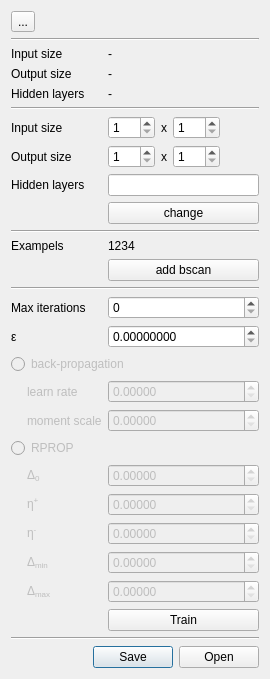
Above: ui/marker_segmentation_nn.ui from neurodial/OCT-Marker before the change. Below: the same form after it.
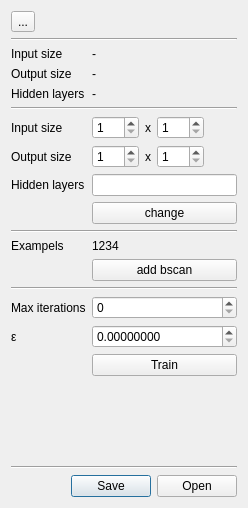
That is the form after the change. Icons and pictures are not drawn.

```diff
--- a/ui/marker_segmentation_nn.ui
+++ b/ui/marker_segmentation_nn.ui
@@ -6,79 +6,14 @@
    <rect>
     <x>0</x>
     <y>0</y>
-    <width>270</width>
-    <height>659</height>
+    <width>248</width>
+    <height>508</height>
    </rect>
   </property>
   <property name="windowTitle">
    <string>Form</string>
   </property>
   <layout class="QGridLayout" name="gridLayout_9">
-   <item row="26" column="1">
-    <widget class="QLabel" name="label_19">
-     <property name="enabled">
-      <bool>false</bool>
-     </property>
-     <property name="text">
-      <string>η&lt;sup&gt;+&lt;/sup&gt;</string>
-     </property>
-    </widget>
-   </item>
-   <item row="25" column="2">
-    <widget class="QDoubleSpinBox" name="sbDelta0">
-     <property name="enabled">
-      <bool>false</bool>
-     </property>
-     <property name="decimals">
-      <number>5</number>
-     </property>
-    </widget>
-   </item>
-   <item row="27" column="1">
-    <widget class="QLabel" name="label_20">
-     <property name="enabled">
-      <bool>false</bool>
-     </property>
-     <property name="text">
-      <string>η&lt;sup&gt;-&lt;/sup&gt;</string>
-     </property>
-    </widget>
-   </item>
-   <item row="30" column="0">
-    <widget class="QLabel" name="label_23">
-     <property name="sizePolicy">
-      <sizepolicy hsizetype="Fixed" vsizetype="Preferred">
-       <horstretch>0</horstretch>
-       <verstretch>0</verstretch>
-      </sizepolicy>
-     </property>
-     <property name="minimumSize">
-      <size>
-       <width>10</width>
-       <height>10</height>
-      </size>
-     </property>
-     <property name="baseSize">
-      <size>
-       <width>10</width>
-       <height>10</height>
-      </size>
-     </property>
-     <property name="text">
-      <string/>
-     </property>
-    </widget>
-   </item>
-   <item row="8" column="0" colspan="2">
-    <widget class="QLabel" name="label_25">
-     <property name="enabled">
-      <bool>true</bool>
-     </property>
-     <property name="text">
-      <string>Output size</string>
-     </property>
-    </widget>
-   </item>
    <item row="10" column="2">
     <widget class="QPushButton" name="pbSetNNConfig">
      <property name="enabled">
@@ -89,10 +24,27 @@
      </property>
     </widget>
    </item>
-   <item row="11" column="0" colspan="3">
-    <widget class="Line" name="line_8">
-     <property name="orientation">
-      <enum>Qt::Horizontal</enum>
+   <item row="3" column="2">
+    <widget class="QLabel" name="labelActInputSize">
+     <property name="text">
+      <string>-</string>
+     </property>
+    </widget>
+   </item>
+   <item row="7" column="0" colspan="2">
+    <widget class="QLabel" name="label_24">
+     <property name="enabled">
+      <bool>true</bool>
+     </property>
+     <property name="text">
+      <string>Input size</string>
+     </property>
+    </widget>
+   </item>
+   <item row="21" column="2">
+    <widget class="QPushButton" name="pushButtonTrain">
+     <property name="text">
+      <string>Train</string>
      </property>
     </widget>
    </item>
@@ -127,77 +79,52 @@
      </property>
     </widget>
    </item>
-   <item row="3" column="2">
-    <widget class="QLabel" name="labelActInputSize">
+   <item row="11" column="0" colspan="3">
+    <widget class="Line" name="line_8">
+     <property name="orientation">
+      <enum>Qt::Horizontal</enum>
+     </property>
+    </widget>
+   </item>
+   <item row="21" column="0">
+    <widget class="QLabel" name="label_23">
+     <property name="sizePolicy">
+      <sizepolicy hsizetype="Fixed" vsizetype="Preferred">
+       <horstretch>0</horstretch>
+       <verstretch>0</verstretch>
+      </sizepolicy>
+     </property>
+     <property name="minimumSize">
+      <size>
+       <width>10</width>
+       <height>10</height>
+      </size>
+     </property>
+     <property name="baseSize">
+      <size>
+       <width>10</width>
+       <height>10</height>
+      </size>
+     </property>
      <property name="text">
-      <string>-</string>
+      <string/>
      </property>
     </widget>
    </item>
-   <item row="7" column="0" colspan="2">
-    <widget class="QLabel" name="label_24">
+   <item row="8" column="0" colspan="2">
+    <widget class="QLabel" name="label_25">
      <property name="enabled">
       <bool>true</bool>
      </property>
      <property name="text">
-      <string>Input size</string>
+      <string>Output size</string>
      </property>
     </widget>
    </item>
-   <item row="21" column="0" colspan="3">
-    <widget class="QRadioButton" name="rbBackPropagation">
-     <property name="enabled">
-      <bool>false</bool>
-     </property>
-     <property name="text">
-      <string>back-propagation</string>
-     </property>
-    </widget>
-   </item>
-   <item row="30" column="2">
-    <widget class="QPushButton" name="pushButtonTrain">
-     <property name="text">
-      <string>Train</string>
-     </property>
-    </widget>
-   </item>
-   <item row="23" column="2">
-    <widget class="QDoubleSpinBox" name="sbMomentScale">
-     <property name="enabled">
-      <bool>false</bool>
-     </property>
-     <property name="decimals">
-      <number>5</number>
-     </property>
-    </widget>
-   </item>
-   <item row="24" column="0" colspan="3">
-    <widget class="QRadioButton" name="rbRPROP">
-     <property name="enabled">
-      <bool>false</bool>
-     </property>
-     <property name="text">
-      <string>RPROP</string>
-     </property>
-    </widget>
-   </item>
-   <item row="29" column="1">
-    <widget class="QLabel" name="label_22">
-     <property name="enabled">
-      <bool>false</bool>
-     </property>
-     <property name="text">
-      <string>Δ&lt;sub&gt;max&lt;/sub&gt;</string>
-     </property>
-    </widget>
-   </item>
-   <item row="23" column="1">
-    <widget class="QLabel" name="label_17">
-     <property name="enabled">
-      <bool>false</bool>
-     </property>
-     <property name="text">
-      <string>moment scale</string>
+   <item row="15" column="0" colspan="3">
+    <widget class="Line" name="line_6">
+     <property name="orientation">
+      <enum>Qt::Horizontal</enum>
      </property>
     </widget>
    </item>
@@ -215,13 +142,6 @@
      </property>
     </widget>
    </item>
-   <item row="15" column="0" colspan="3">
-    <widget class="Line" name="line_6">
-     <property name="orientation">
-      <enum>Qt::Horizontal</enum>
-     </property>
-    </widget>
-   </item>
    <item row="4" column="2">
     <widget class="QLabel" name="labelActOutputSize">
      <property name="text">
@@ -242,27 +162,7 @@
      </property>
     </widget>
    </item>
-   <item row="25" column="1">
-    <widget class="QLabel" name="label_18">
-     <property name="enabled">
-      <bool>false</bool>
-     </property>
-     <property name="text">
-      <string>Δ&lt;sub&gt;0&lt;/sub&gt;</string>
-     </property>
-    </widget>
-   </item>
-   <item row="22" column="1">
-    <widget class="QLabel" name="label_16">
-     <property name="enabled">
-      <bool>false</bool>
-     </property>
-     <property name="text">
-      <string>learn rate</string>
-     </property>
-    </widget>
-   </item>
-   <item row="34" column="1" colspan="2">
+   <item row="25" column="1" colspan="2">
     <widget class="QDialogButtonBox" name="buttonBoxLoadSave">
      <property name="standardButtons">
       <set>QDialogButtonBox::Open|QDialogButtonBox::Save</set>
@@ -272,7 +172,7 @@
      </property>
     </widget>
    </item>
-   <item row="32" column="1">
+   <item row="23" column="1">
     <spacer name="verticalSpacer_4">
      <property name="orientation">
       <enum>Qt::Vertical</enum>
@@ -312,26 +212,6 @@
      </property>
     </widget>
    </item>
-   <item row="26" column="2">
-    <widget class="QDoubleSpinBox" name="sbNuePlus">
-     <property name="enabled">
-      <bool>false</bool>
-     </property>
-     <property name="decimals">
-      <number>5</number>
-     </property>
-    </widget>
-   </item>
-   <item row="27" column="2">
-    <widget class="QDoubleSpinBox" name="sbNueMinus">
-     <property name="enabled">
-      <bool>false</bool>
-     </property>
-     <property name="decimals">
-      <number>5</number>
-     </property>
-    </widget>
-   </item>
    <item row="4" column="0" colspan="2">
     <widget class="QLabel" name="label_2">
      <property name="text">
@@ -353,16 +233,6 @@
      </property>
     </widget>
    </item>
-   <item row="22" column="2">
-    <widget class="QDoubleSpinBox" name="sbLearnRate">
-     <property name="enabled">
-      <bool>false</bool>
-     </property>
-     <property name="decimals">
-      <number>5</number>
-     </property>
-    </widget>
-   </item>
    <item row="7" column="2">
     <layout class="QHBoxLayout" name="horizontalLayout_6">
      <item>
@@ -416,23 +286,17 @@
      </item>
     </layout>
    </item>
-   <item row="29" column="2">
-    <widget class="QDoubleSpinBox" name="sbDeltaMax">
-     <property name="enabled">
-      <bool>false</bool>
-     </property>
-     <property name="decimals">
-      <number>5</number>
+   <item row="24" column="0" colspan="3">
+    <widget class="Line" name="line_7">
+     <property name="orientation">
+      <enum>Qt::Horizontal</enum>
      </property>
     </widget>
    </item>
-   <item row="28" column="2">
-    <widget class="QDoubleSpinBox" name="sbDeltaMin">
-     <property name="enabled">
-      <bool>false</bool>
-     </property>
-     <property name="decimals">
-      <number>5</number>
+   <item row="18" column="2">
+    <widget class="QSpinBox" name="sbMaxIterations">
+     <property name="maximum">
+      <number>10000</number>
      </property>
     </widget>
    </item>
@@ -489,30 +353,13 @@
      </item>
     </layout>
    </item>
-   <item row="33" column="0" colspan="3">
-    <widget class="Line" name="line_7">
+   <item row="1" column="0" colspan="3">
+    <widget class="Line" name="line_2">
      <property name="orientation">
       <enum>Qt::Horizontal</enum>
      </property>
     </widget>
    </item>
-   <item row="18" column="2">
-    <widget class="QSpinBox" name="sbMaxIterations">
-     <property name="maximum">
-      <number>10000</number>
-     </property>
-    </widget>
-   </item>
-   <item row="28" column="1">
-    <widget class="QLabel" name="label_21">
-     <property name="enabled">
-      <bool>false</bool>
-     </property>
-     <property name="text">
-      <string>Δ&lt;sub&gt;min&lt;/sub&gt;</string>
-     </property>
-    </widget>
-   </item>
    <item row="0" column="0" colspan="3">
     <layout class="QHBoxLayout" name="horizontalLayout">
      <item>
@@ -544,13 +391,6 @@
      </item>
     </layout>
    </item>
-   <item row="1" column="0" colspan="3">
-    <widget class="Line" name="line_2">
-     <property name="orientation">
-      <enum>Qt::Horizontal</enum>
-     </property>
-    </widget>
-   </item>
   </layout>
  </widget>
  <resources>
```
